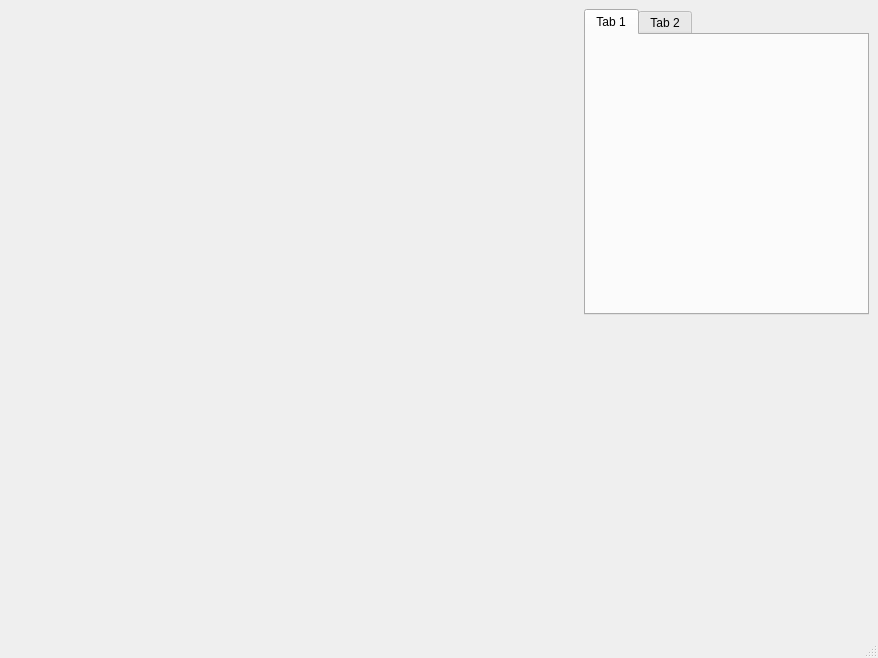
Qt form src/ui/mainwindow.ui (TomekTTX/cellar) before a commit.
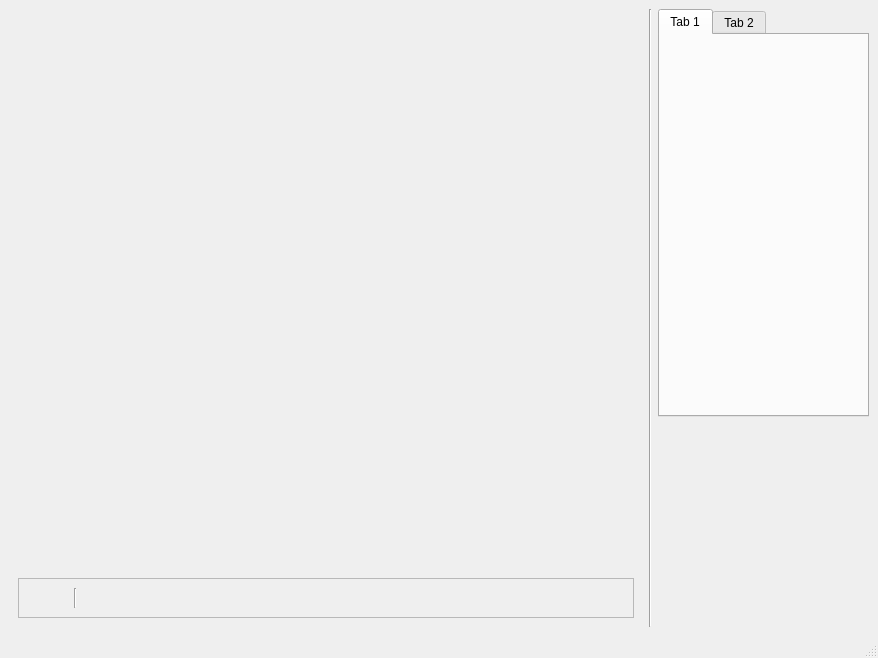
The same form after that commit. Custom widgets are drawn as their Qt base class.

The edit to the form file:
```diff
--- a/src/ui/mainwindow.ui
+++ b/src/ui/mainwindow.ui
@@ -15,19 +15,126 @@
   </property>
   <widget class="QWidget" name="centralwidget">
    <layout class="QGridLayout" name="gridLayout_3">
-    <item row="0" column="1" rowspan="2" colspan="2">
-     <widget class="DrawArea" name="drawarea" native="true">
-      <layout class="QHBoxLayout" name="horizontalLayout"/>
+    <item row="0" column="3" rowspan="3">
+     <widget class="Line" name="line_2">
+      <property name="orientation">
+       <enum>Qt::Vertical</enum>
+      </property>
      </widget>
     </item>
-    <item row="0" column="3">
+    <item row="0" column="0" rowspan="3" colspan="3">
+     <widget class="QWidget" name="widget" native="true">
+      <layout class="QVBoxLayout" name="verticalLayout_2">
+       <item>
+        <widget class="DrawArea" name="drawarea" native="true">
+         <layout class="QHBoxLayout" name="horizontalLayout"/>
+        </widget>
+       </item>
+       <item>
+        <widget class="QFrame" name="frame">
+         <property name="sizePolicy">
+          <sizepolicy hsizetype="Preferred" vsizetype="Maximum">
+           <horstretch>0</horstretch>
+           <verstretch>0</verstretch>
+          </sizepolicy>
+         </property>
+         <property name="minimumSize">
+          <size>
+           <width>0</width>
+           <height>10</height>
+          </size>
+         </property>
+         <property name="frameShape">
+          <enum>QFrame::StyledPanel</enum>
+         </property>
+         <property name="frameShadow">
+          <enum>QFrame::Plain</enum>
+         </property>
+         <property name="lineWidth">
+          <number>5</number>
+         </property>
+         <property name="midLineWidth">
+          <number>0</number>
+         </property>
+         <layout class="QHBoxLayout" name="horizontalLayout_2">
+          <item>
+           <widget class="QLabel" name="stacklabel">
+            <property name="sizePolicy">
+             <sizepolicy hsizetype="Maximum" vsizetype="Preferred">
+              <horstretch>0</horstretch>
+              <verstretch>0</verstretch>
+             </sizepolicy>
+            </property>
+            <property name="minimumSize">
+             <size>
+              <width>40</width>
+              <height>0</height>
+             </size>
+            </property>
+            <property name="font">
+             <font>
+              <pointsize>13</pointsize>
+             </font>
+            </property>
+            <property name="text">
+             <string/>
+            </property>
+            <property name="alignment">
+             <set>Qt::AlignCenter</set>
+            </property>
+            <property name="buddy">
+             <cstring>stackviewer</cstring>
+            </property>
+           </widget>
+          </item>
+          <item>
+           <widget class="Line" name="line">
+            <property name="orientation">
+             <enum>Qt::Vertical</enum>
+            </property>
+           </widget>
+          </item>
+          <item>
+           <widget class="StackViewer" name="stackviewer" native="true">
+            <property name="sizePolicy">
+             <sizepolicy hsizetype="Preferred" vsizetype="Fixed">
+              <horstretch>0</horstretch>
+              <verstretch>0</verstretch>
+             </sizepolicy>
+            </property>
+            <property name="minimumSize">
+             <size>
+              <width>0</width>
+              <height>14</height>
+             </size>
+            </property>
+           </widget>
+          </item>
+         </layout>
+        </widget>
+       </item>
+      </layout>
+     </widget>
+    </item>
+    <item row="0" column="4" rowspan="2">
      <widget class="QTabWidget" name="tabWidget">
+      <property name="enabled">
+       <bool>true</bool>
+      </property>
       <property name="sizePolicy">
        <sizepolicy hsizetype="Preferred" vsizetype="Preferred">
         <horstretch>0</horstretch>
         <verstretch>0</verstretch>
        </sizepolicy>
       </property>
+      <property name="font">
+       <font>
+        <pointsize>9</pointsize>
+       </font>
+      </property>
+      <property name="currentIndex">
+       <number>0</number>
+      </property>
       <widget class="QWidget" name="tab">
        <attribute name="title">
         <string>Tab 1</string>
@@ -61,6 +168,12 @@
    <header>draw_area.hpp</header>
    <container>1</container>
   </customwidget>
+  <customwidget>
+   <class>StackViewer</class>
+   <extends>QWidget</extends>
+   <header>stack_viewer.hpp</header>
+   <container>1</container>
+  </customwidget>
  </customwidgets>
  <resources/>
  <connections/>
```
